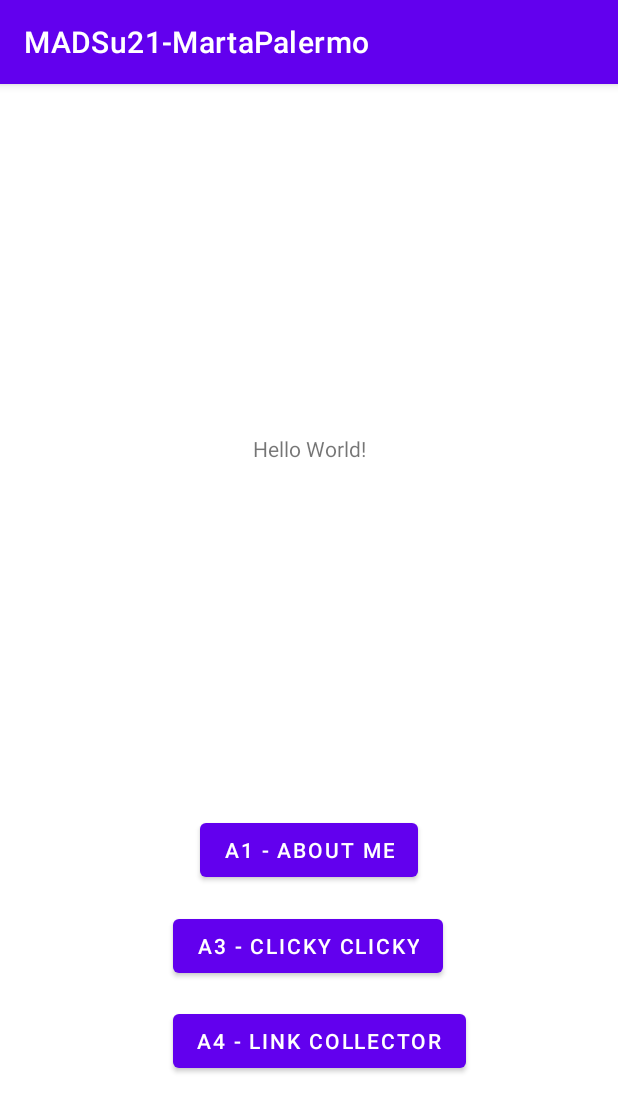
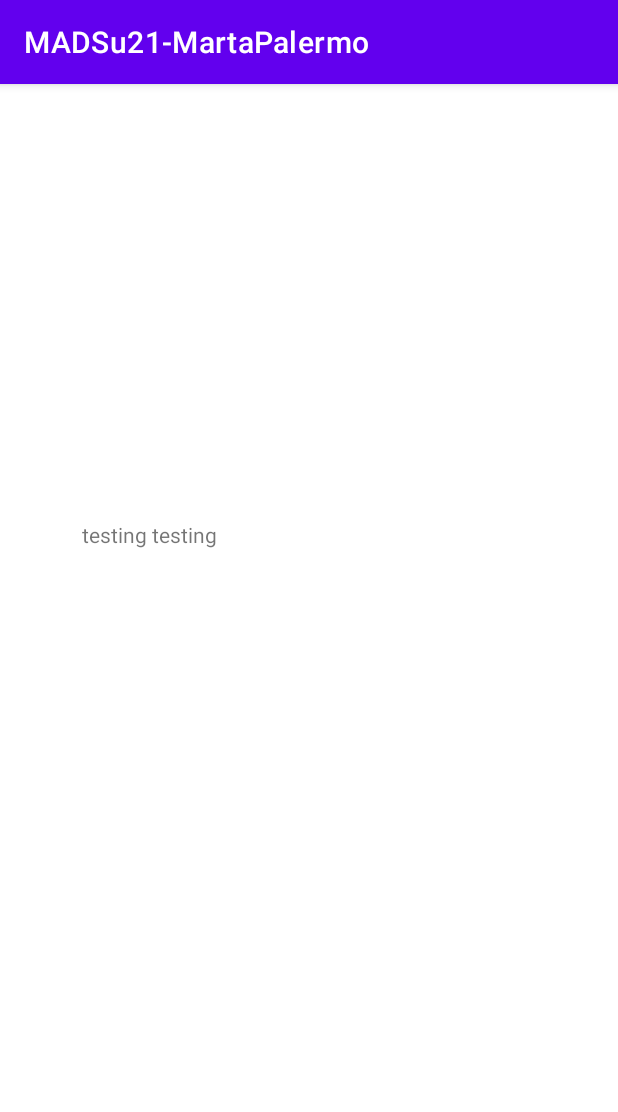
Before and after one commit to martapalermo/5520_SemesterApp, an Android app: the screen it shows after launch (MainActivity before the commit, A4 after it), after a tap on "A4 - LINK COLLECTOR", on a phone screen of 412 x 824 dp. Shown: the top 1112 px of the screen. Run offline under Robolectric (Android 15) with nearby library versions, the phone set to English and light mode, and no system bars.

Commit message:
added activity for link collector

```diff
--- a/app/src/main/AndroidManifest.xml
+++ b/app/src/main/AndroidManifest.xml
@@ -10,9 +10,11 @@
         android:supportsRtl="true"
         android:theme="@style/Theme.MADSu21MartaPalermo">
         <activity android:name=".A1"
-            android:configChanges="orientation|screenSize|keyboardHidden"></activity>
+            android:configChanges="orientation|screenSize|keyboardHidden" />
         <activity android:name=".A3"
-            android:configChanges="orientation|screenSize|keyboardHidden"></activity>
+            android:configChanges="orientation|screenSize|keyboardHidden" />
+        <activity android:name=".A4"
+            android:configChanges="orientation|screenSize|keyboardHidden" />
         <activity android:name=".MainActivity">
             <intent-filter>
                 <action android:name="android.intent.action.MAIN" />
--- a/app/src/main/java/edu/neu/madcourse/madsu21_martapalermo/A4.java
+++ b/app/src/main/java/edu/neu/madcourse/madsu21_martapalermo/A4.java
@@ -9,6 +9,6 @@ public class A4 extends AppCompatActivity {
     @Override
     protected void onCreate(Bundle savedInstanceState) {
         super.onCreate(savedInstanceState);
-        setContentView(R.layout.activity_about);
+        setContentView(R.layout.activity_linkcollector);
     }
 }
--- a/app/src/main/res/layout/activity_linkcollector.xml
+++ b/app/src/main/res/layout/activity_linkcollector.xml
@@ -6,4 +6,16 @@
     android:layout_height="match_parent"
     tools:context=".A4">
 
+    <TextView
+        android:id="@+id/hello"
+        android:layout_width="wrap_content"
+        android:layout_height="wrap_content"
+        android:text="testing testing"
+        app:layout_constraintBottom_toBottomOf="parent"
+        app:layout_constraintEnd_toEndOf="parent"
+        app:layout_constraintHorizontal_bias="0.169"
+        app:layout_constraintStart_toStartOf="parent"
+        app:layout_constraintTop_toTopOf="parent"
+        app:layout_constraintVertical_bias="0.388" />
+
 </androidx.constraintlayout.widget.ConstraintLayout>
--- a/app/src/main/res/layout/activity_main.xml
+++ b/app/src/main/res/layout/activity_main.xml
@@ -21,7 +21,7 @@
         android:layout_width="wrap_content"
         android:layout_height="wrap_content"
         android:text="@string/a1_about_me"
-        app:layout_constraintBottom_toBottomOf="parent"
+        app:layout_constraintBottom_toTopOf="@id/clickyClick"
         app:layout_constraintEnd_toEndOf="parent"
         app:layout_constraintStart_toStartOf="parent"
         app:layout_constraintTop_toBottomOf="@id/helloWorld" />
@@ -31,12 +31,11 @@
         android:layout_width="wrap_content"
         android:layout_height="wrap_content"
         android:text="@string/a3_clicky_clicky"
-        app:layout_constraintBottom_toBottomOf="parent"
+        app:layout_constraintBottom_toTopOf="@id/linkCollector"
         app:layout_constraintEnd_toEndOf="parent"
         app:layout_constraintHorizontal_bias="0.497"
         app:layout_constraintStart_toStartOf="parent"
-        app:layout_constraintTop_toBottomOf="@id/aboutMe"
-        app:layout_constraintVertical_bias="0.086" />
+        app:layout_constraintTop_toBottomOf="@id/aboutMe" />
 
     <Button
         android:id="@+id/linkCollector"
@@ -45,10 +44,8 @@
         android:text="@string/a4_link_collector"
         app:layout_constraintBottom_toBottomOf="parent"
         app:layout_constraintEnd_toEndOf="parent"
-        app:layout_constraintHorizontal_bias="0.532"
         app:layout_constraintStart_toStartOf="parent"
-        app:layout_constraintTop_toBottomOf="@id/aboutMe"
-        app:layout_constraintVertical_bias="0.427" />
+        app:layout_constraintTop_toBottomOf="@id/clickyClick" />
 
 
 </androidx.constraintlayout.widget.ConstraintLayout>
```
